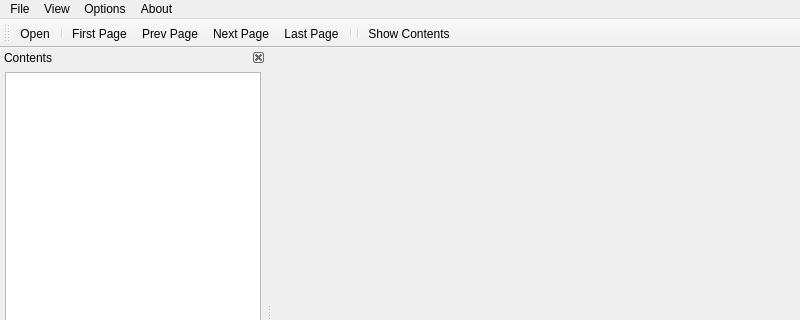
Old version of the form mainwindow.ui in the repository royqh1979/QComicViewer; both pictures show x 0 to 800 and y 0 to 320 of the 800 by 600 pixel window.
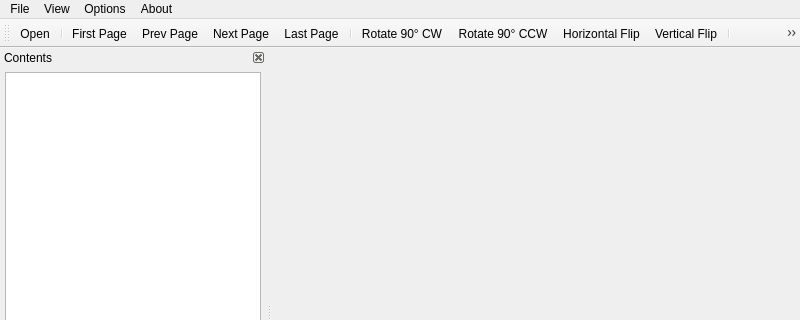
New version of the form.

Commit message: enhancement: rotate image / flip image

```diff
--- a/mainwindow.ui
+++ b/mainwindow.ui
@@ -88,6 +88,10 @@
    <addaction name="actionNext_Page"/>
    <addaction name="actionLast_Page"/>
    <addaction name="separator"/>
+   <addaction name="actionRotate_90_Clockwise"/>
+   <addaction name="actionRotate_90_Counter_Clockwise"/>
+   <addaction name="actionHorizontal_Flip"/>
+   <addaction name="actionVertical_Flip"/>
    <addaction name="separator"/>
    <addaction name="actionShow_Contents"/>
   </widget>
@@ -270,6 +274,26 @@
     <string>Swap Left/Right Key</string>
    </property>
   </action>
+  <action name="actionRotate_90_Clockwise">
+   <property name="text">
+    <string>Rotate 90° CW</string>
+   </property>
+  </action>
+  <action name="actionRotate_90_Counter_Clockwise">
+   <property name="text">
+    <string>Rotate 90° CCW</string>
+   </property>
+  </action>
+  <action name="actionHorizontal_Flip">
+   <property name="text">
+    <string>Horizontal Flip</string>
+   </property>
+  </action>
+  <action name="actionVertical_Flip">
+   <property name="text">
+    <string>Vertical Flip</string>
+   </property>
+  </action>
  </widget>
  <resources/>
  <connections/>
```
Left out of the diff: 5 changed lines with no effect on the pictures. The commit also changes 5 other files.
